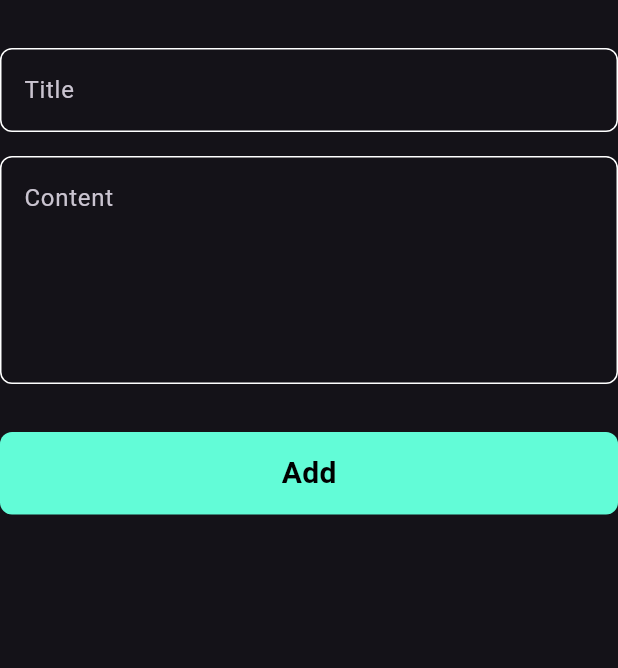
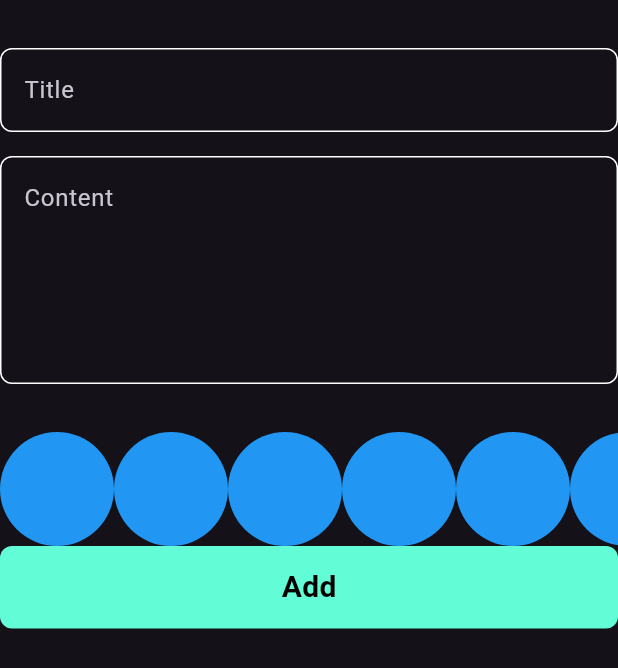
Before and after one commit to omarhelmy2004/notes_app, a Flutter app: the AddNoteForm widget shown alone on an empty page, opened directly, on a phone screen of 412 x 824 dp. Shown: the top 668 px of the screen. Run offline on Flutter 3.47's test engine with Material 3 defaults, Android fonts, the phone set to English and light mode, and no system bars; our stand-ins replace bloc, flutter_bloc, hive, hive_flutter; accounts and stored records are empty.

Commit message:
Create colors list part one

```diff
--- a/lib/views/widgets/add_note_form.dart
+++ b/lib/views/widgets/add_note_form.dart
@@ -3,6 +3,7 @@ import 'package:flutter_bloc/flutter_bloc.dart';
 import 'package:intl/intl.dart';
 import 'package:notes_app/cubits/add_note_cubit/cubit/add_note_cubit.dart';
 import 'package:notes_app/models/note_model.dart';
+import 'package:notes_app/views/widgets/colors_list_view.dart';
 import 'package:notes_app/views/widgets/custom_button.dart';
 import 'package:notes_app/views/widgets/custom_text_field.dart';
 
@@ -49,6 +50,7 @@ class _AddNoteFormState extends State<AddNoteForm> {
           const SizedBox(
             height: 32,
           ),
+          const ColorsListView(),
           BlocBuilder<AddNoteCubit, AddNoteState>(
             builder: (context, state) {
               return CustomButton(
@@ -81,3 +83,15 @@ class _AddNoteFormState extends State<AddNoteForm> {
     );
   }
 }
+
+class ColorsItem extends StatelessWidget {
+  const ColorsItem({super.key});
+
+  @override
+  Widget build(BuildContext context) {
+    return const CircleAvatar(
+      backgroundColor: Colors.blue,
+      radius: 38,
+    );
+  }
+}
--- /dev/null
+++ b/lib/views/widgets/colors_item.dart
@@ -0,0 +1,13 @@
+import 'package:flutter/material.dart';
+
+class ColorsItem extends StatelessWidget {
+  const ColorsItem({super.key});
+
+  @override
+  Widget build(BuildContext context) {
+    return const CircleAvatar(
+      backgroundColor: Colors.blue,
+      radius: 38,
+    );
+  }
+}
--- /dev/null
+++ b/lib/views/widgets/colors_list_view.dart
@@ -0,0 +1,20 @@
+import 'package:flutter/material.dart';
+import 'package:notes_app/views/widgets/add_note_form.dart';
+
+class ColorsListView extends StatelessWidget {
+  const ColorsListView({super.key});
+
+  @override
+  Widget build(BuildContext context) {
+    return SizedBox(
+      height: 38 * 2,
+      child: ListView.builder(
+        scrollDirection: Axis.horizontal,
+        itemCount: 10,
+        itemBuilder: (context, index) {
+          return const ColorsItem();
+        },
+      ),
+    );
+  }
+}
```
